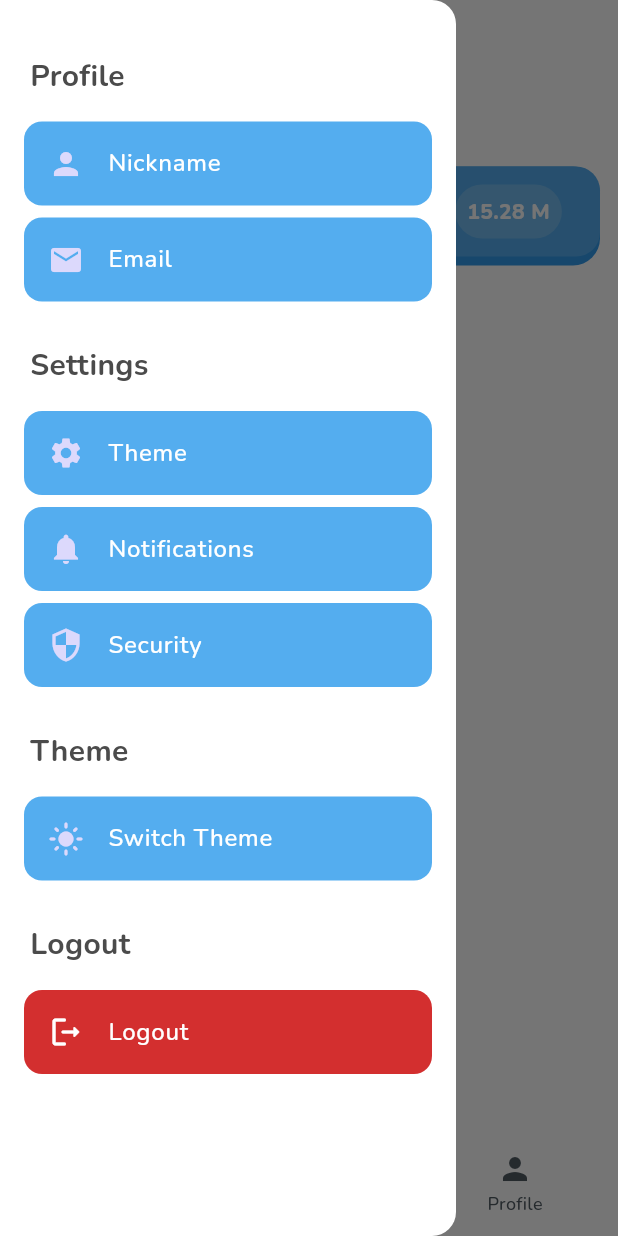
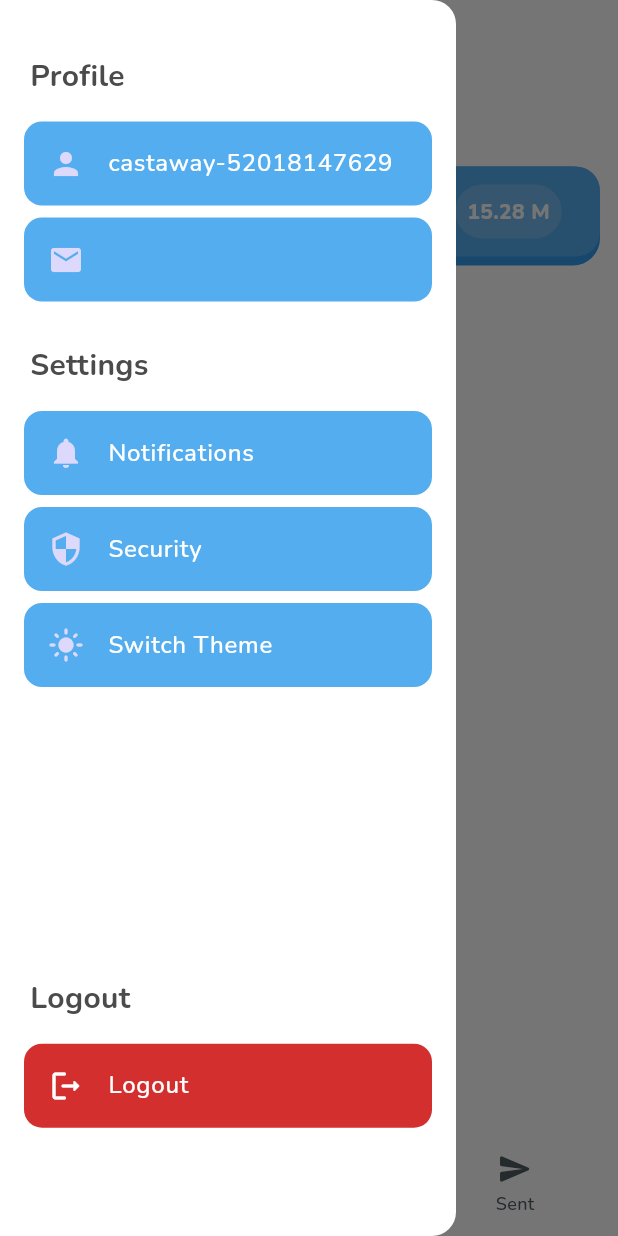
Before and after one commit to AndreaDeBlasio95/mexage, a Flutter app: the HomeView screen opened by its route, with the side drawer open, on a phone screen of 412 x 824 dp. Run offline on Flutter 3.47's test engine with Material 3 defaults, Android fonts, the phone set to English and light mode, and no system bars; our stand-ins replace cloud_firestore, firebase_auth, firebase_core, google_sign_in; accounts and stored records are empty.

Commit message:
improving ui

```diff
--- a/lib/custom_widgets/home_drawer.dart
+++ b/lib/custom_widgets/home_drawer.dart
@@ -1,6 +1,7 @@
 import 'package:flutter/material.dart';
 import 'package:provider/provider.dart';
 import '../providers/sign_in_provider.dart';
+import '../providers/user_provider.dart';
 import '../theme/custom_themes.dart';
 
 class CustomDrawer extends StatefulWidget {
@@ -60,7 +61,7 @@ class _CustomDrawerState extends State<CustomDrawer> {
             color: themeProvider.cCardMessageInbox,
             child: ListTile(
               leading: Icon(Icons.person, color: themeProvider.cIcons),
-              title: Text('Nickname', style: themeProvider.tTextMessageCardDrawer),
+              title: Text('castaway-52018147629', style: themeProvider.tTextMessageCardDrawer, overflow: TextOverflow.ellipsis,),
               onTap: () {
                 // Handle the tap
                 Navigator.pop(context); // Close the drawer
@@ -72,7 +73,7 @@ class _CustomDrawerState extends State<CustomDrawer> {
             color: themeProvider.cCardMessageInbox,
             child: ListTile(
               leading: Icon(Icons.email, color: themeProvider.cIcons),
-              title: Text('Email', style: themeProvider.tTextMessageCardDrawer),
+              title: Text('${_signInProvider.currentUser!.email}', style: themeProvider.tTextMessageCardDrawer, overflow: TextOverflow.ellipsis,),
               onTap: () {
                 // Handle the tap
                 Navigator.pop(context); // Close the drawer
@@ -87,18 +88,6 @@ class _CustomDrawerState extends State<CustomDrawer> {
               child: Text("Settings", style: themeProvider.tTextTitleDrawer)
           ),
           const SizedBox(height: 12),
-          Card(
-            elevation: 0,
-            color: themeProvider.cCardMessageInbox,
-            child: ListTile(
-              leading: Icon(Icons.settings, color: themeProvider.cIcons),
-              title: Text('Theme', style: themeProvider.tTextMessageCardDrawer),
-              onTap: () {
-                // Handle the tap
-                Navigator.pop(context); // Close the drawer
-              },
-            ),
-          ),
           Card(
             elevation: 0,
             color: themeProvider.cCardMessageInbox,
@@ -123,13 +112,6 @@ class _CustomDrawerState extends State<CustomDrawer> {
               },
             ),
           ),
-          // Theme
-          const SizedBox(height: 24),
-          Container(
-              padding: const EdgeInsets.only(left: 8),
-              child: Text("Theme", style: themeProvider.tTextTitleDrawer)
-          ),
-          const SizedBox(height: 12),
           Card(
             elevation: 0,
             color: themeProvider.cCardMessageInbox,
@@ -149,6 +131,7 @@ class _CustomDrawerState extends State<CustomDrawer> {
             ),
           ),
           // end theme
+          SizedBox(height: MediaQuery.of(context).size.height * 0.2),
           // Logout
           const SizedBox(height: 24),
           Container(
--- a/lib/views/board_view.dart
+++ b/lib/views/board_view.dart
@@ -1,5 +1,6 @@
 import 'package:cloud_firestore/cloud_firestore.dart';
 import 'package:flutter/material.dart';
+import 'package:mexage/utils/utils.dart';
 import 'package:provider/provider.dart';
 import '../custom_widgets/outline_text.dart';
 import '../models/message_model.dart';
--- a/lib/views/home_view.dart
+++ b/lib/views/home_view.dart
@@ -22,7 +22,7 @@ class _HomeViewState extends State<HomeView> {
   static const List<Widget> _widgetOptions = <Widget>[
     BoardView(),
     Text('Search Page'),
-    Text('Profile Page'),
+    Text('Sent Page'),
   ];
 
   void _onItemTapped(int index) {
@@ -125,12 +125,12 @@ class _HomeViewState extends State<HomeView> {
               label: 'Board',
             ),
             BottomNavigationBarItem(
-              icon: Icon(Icons.receipt_rounded),
+              icon: Icon(Icons.all_inbox_rounded),
               label: 'Received',
             ),
             BottomNavigationBarItem(
-              icon: Icon(Icons.person),
-              label: 'Profile',
+              icon: Icon(Icons.send_rounded),
+              label: 'Sent',
             ),
           ],
           iconSize: 24,
```
